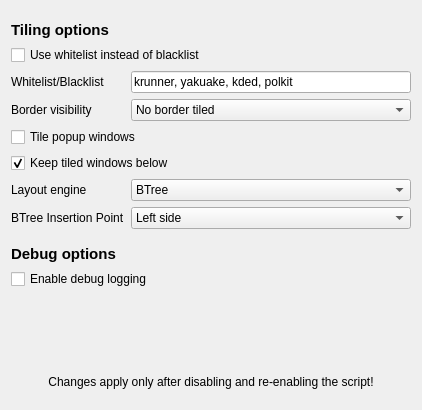
Above: res/config.ui from zeroxoneafour/polonium before the change. Below: the same form after it.
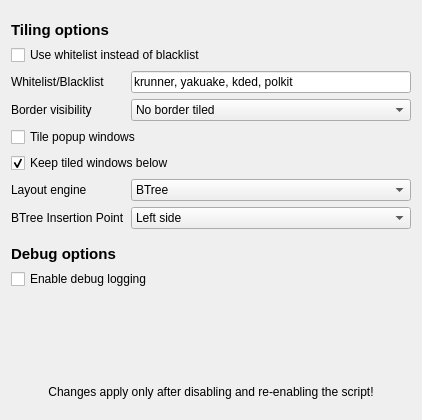
That is the form after the change.

Commit message: fixed electron issues, added kofi donate button, and am working on kwin for the new floating engine

The edit to the form file:
```diff
--- a/res/config.ui
+++ b/res/config.ui
@@ -7,7 +7,7 @@
     <x>0</x>
     <y>0</y>
     <width>422</width>
-    <height>410</height>
+    <height>420</height>
    </rect>
   </property>
   <property name="windowTitle">
```
Left out of the diff: 7 changed lines with no effect on the pictures. The commit also changes 5 other files.
